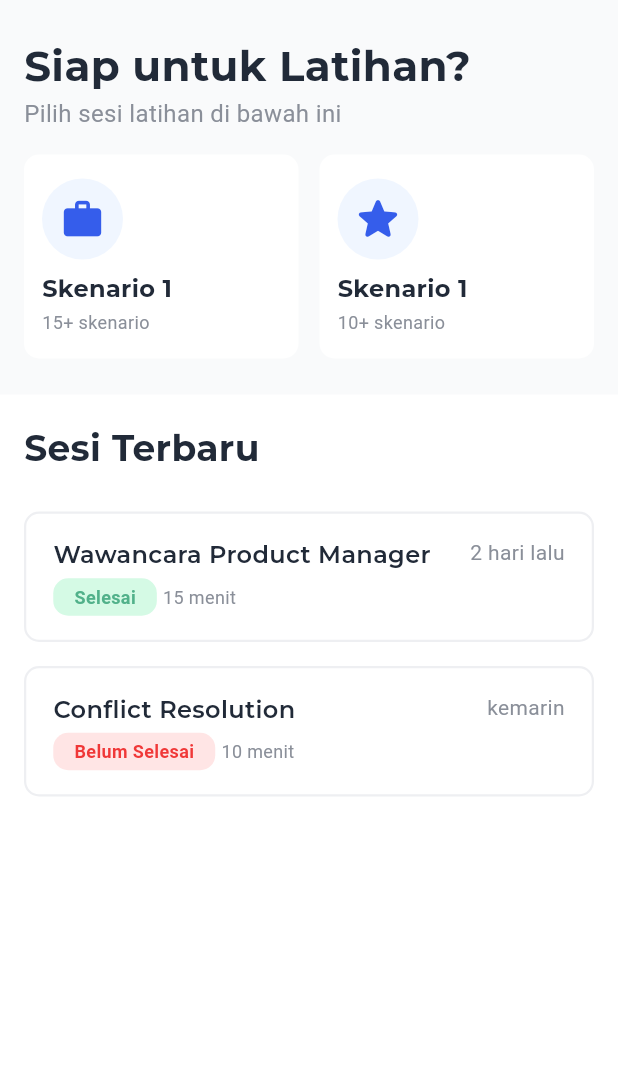
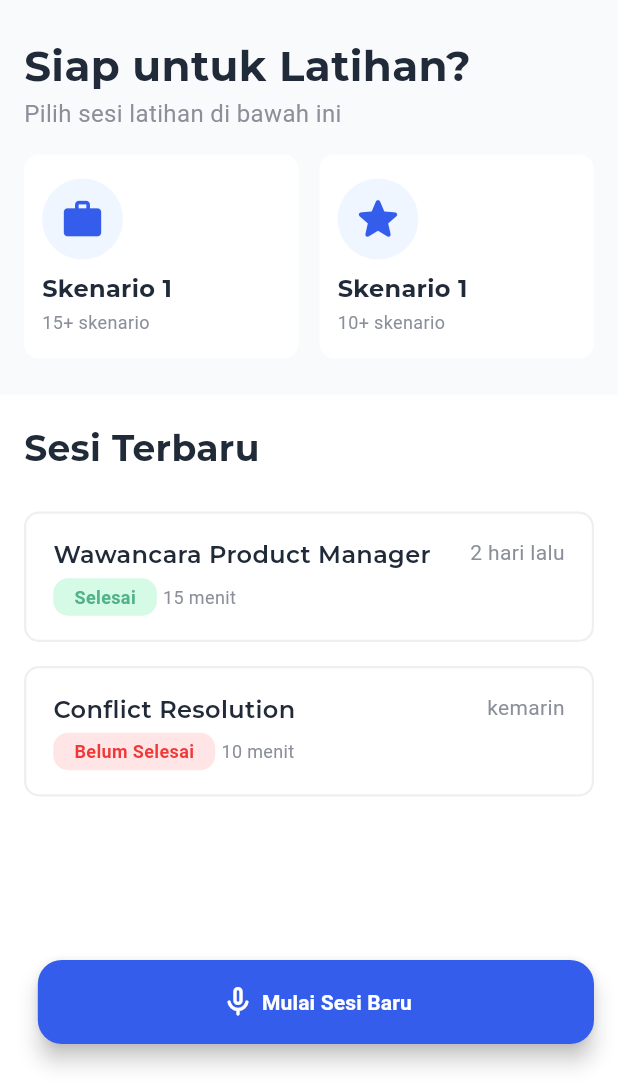
Before and after one commit to agungkurniawanid/speech_to_speech_evenlabs_app, a Flutter app: the DetailTrainPage screen opened directly, on a phone screen of 412 x 824 dp, the part 144-1236 px from its top. Run offline on Flutter 3.47's test engine with Material 3 defaults, Android fonts, the light colour scheme and no system bars; our stand-ins replace flutter_dotenv, flutter_riverpod, google_fonts, just_audio, permission_handler; missing offline and left inert: flutter_sound.

Commit message:
feat: add floating action button at detail train page

```diff
--- a/lib/pages/detail/detail_train_page.dart
+++ b/lib/pages/detail/detail_train_page.dart
@@ -23,6 +23,31 @@ class DetailTrainPage extends ConsumerWidget {
   @override
   Widget build(BuildContext context, WidgetRef ref) {
     return Scaffold(
+      floatingActionButton: Container(
+        width: double.infinity,
+        margin: EdgeInsets.only(
+          bottom: 16,
+          left: MediaQuery.of(context).size.width * 0.1,
+        ),
+        child: FloatingActionButton(
+          onPressed: () async {
+            // await toggleCreate();
+          },
+          backgroundColor: blueColor,
+          child: Row(
+            mainAxisAlignment: MainAxisAlignment.center,
+            crossAxisAlignment: CrossAxisAlignment.center,
+            children: [
+              Icon(Icons.mic_none_rounded, color: whiteColor),
+              SizedBox(width: 4),
+              Text(
+                'Mulai Sesi Baru',
+                style: whiteTS.copyWith(fontWeight: semiBold),
+              ),
+            ],
+          ),
+        ),
+      ),
       body: Container(
         width: double.infinity,
         height: double.infinity,
```
Also changed, not shown: 1 other file.
